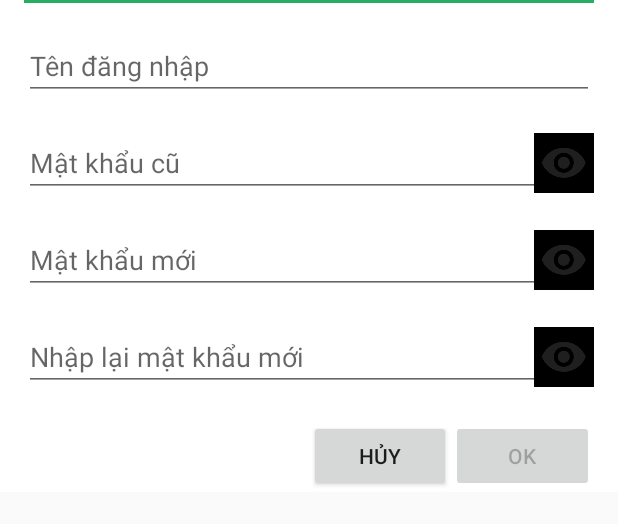
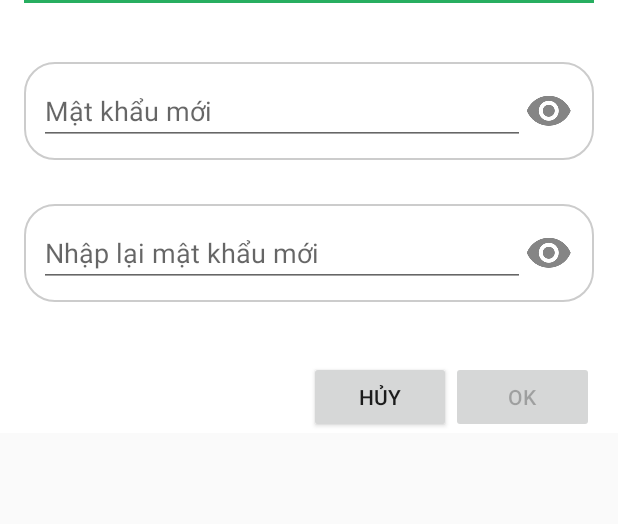
Before and after one commit to DITAGIS/DocSoTanHoa_android, an Android app: the layout layout_change_password.xml on its own in the app's theme, with its tools: preview values and no code run, on a phone screen of 412 x 824 dp. Shown: the top 524 px of the screen. Run offline under Robolectric (Android 15) with nearby library versions, the phone set to English and light mode, and no system bars.

Commit message:
layout changepassword, changepassword in mainactivity

```diff
--- a/app/src/main/java/com/ditagis/hcm/docsotanhoa/LoginActivity.java
+++ b/app/src/main/java/com/ditagis/hcm/docsotanhoa/LoginActivity.java
@@ -213,7 +213,7 @@ public class LoginActivity extends AppCompatActivity {
         int ky = calendar.get(Calendar.MONTH) + 1;
         int nam = calendar.get(Calendar.YEAR);
         int dot = Integer.parseInt(mDot);
-        new LayLoTrinh(LoginActivity.this, getLayoutInflater(), ky, nam, dot, mUsername, mStaffName);
+        new LayLoTrinh(LoginActivity.this, getLayoutInflater(), ky, nam, dot, mUsername, mStaffName, mPassword);
     }
 
     public boolean requestPermisson() {
--- a/app/src/main/res/layout/layout_change_password.xml
+++ b/app/src/main/res/layout/layout_change_password.xml
@@ -12,78 +12,10 @@
         android:layout_width="fill_parent"
         android:layout_height="2dip"
         android:background="@color/colorTextViewChangePassword_1" />
-    <!--Layout nhập tên đăng nhập-->
-    <LinearLayout
-        android:layout_width="match_parent"
-        android:layout_height="wrap_content"
-        android:layout_weight="0.5"
-        android:focusable="true"
-        android:focusableInTouchMode="true"
-        android:minHeight="25px"
-        android:minWidth="25px"
-        android:orientation="vertical">
-
-        <TextView
-            android:id="@+id/txt_changePw_userName"
-            android:layout_width="wrap_content"
-            android:layout_height="wrap_content"
-            android:text="Tên đăng nhập"
-            android:textColor="@color/colorTextViewChangePassword_1"
-            android:textStyle="bold"
-            android:visibility="invisible" />
-
-        <EditText
-            android:id="@+id/etxt_changePw_userName"
-            android:layout_width="match_parent"
-            android:layout_height="wrap_content"
-            android:layout_weight="2"
-            android:hint="Tên đăng nhập"
-            android:inputType="textPersonName"
-            android:nextFocusDown="@+id/txtPassword" />
-    </LinearLayout>
-    <!--Layout hiển thị icon password và password cũ-->
-    <LinearLayout
-        android:layout_width="match_parent"
-        android:layout_height="wrap_content"
-        android:layout_weight="0.5"
-        android:focusable="true"
-        android:focusableInTouchMode="true"
-        android:minHeight="25px"
-        android:minWidth="25px"
-        android:orientation="vertical">
-
-        <TextView
-            android:id="@+id/txt_changePw_oldPassword"
-            android:layout_width="wrap_content"
-            android:layout_height="wrap_content"
-            android:text="Mật khẩu cũ"
-            android:textColor="@color/colorTextViewChangePassword_1"
-            android:textStyle="bold"
-            android:visibility="invisible" />
-
-        <FrameLayout
-            android:layout_width="match_parent"
-            android:layout_height="wrap_content"
-            android:layout_weight="2">
-
-            <EditText
-                android:id="@+id/etxt_changePw_oldPw"
-                android:layout_width="match_parent"
-                android:layout_height="match_parent"
-                android:layout_weight="2"
-                android:hint="Mật khẩu cũ"
-                android:inputType="textPassword"
-                android:nextFocusDown="@+id/btnLogin" />
-
-            <ImageButton
-                android:id="@+id/imgBtn_changePassword_viewOldPassword"
-                android:layout_width="40dp"
-                android:layout_height="40dp"
-                android:layout_gravity="right|center_vertical"
-                android:background="@color/colorTextColor_1"
-                android:src="@drawable/un_view_password" />
-        </FrameLayout>
-    </LinearLayout>
+    <View
+        android:layout_width="fill_parent"
+        android:layout_height="10dip"
+        android:background="@color/colorBackground_1" />
     <!--Layout hiển thị icon password và password mới-->
     <LinearLayout
         android:layout_width="match_parent"
@@ -103,11 +35,15 @@
             android:textColor="@color/colorTextViewChangePassword_1"
             android:textStyle="bold"
             android:visibility="invisible" />
-
+        <View
+            android:layout_width="fill_parent"
+            android:layout_height="10dip"
+            android:background="@color/colorBackground_1" />
         <FrameLayout
             android:layout_width="match_parent"
             android:layout_height="wrap_content"
-            android:layout_weight="2">
+            android:layout_weight="2"
+            android:background="@drawable/layout_border">
 
             <EditText
                 android:id="@+id/etxt_changePw_NewPw"
@@ -123,10 +59,14 @@
                 android:layout_width="40dp"
                 android:layout_height="40dp"
                 android:layout_gravity="right|center_vertical"
-                android:background="@color/colorTextColor_1"
+                android:background="@color/colorBackground_1"
                 android:src="@drawable/un_view_password" />
         </FrameLayout>
     </LinearLayout>
+    <View
+        android:layout_width="fill_parent"
+        android:layout_height="10dip"
+        android:background="@color/colorBackground_1" />
     <!--Layout hiển thị icon password và password mới lại-->
     <LinearLayout
         android:layout_width="match_parent"
@@ -136,7 +76,8 @@
         android:focusableInTouchMode="true"
         android:minHeight="25px"
         android:minWidth="25px"
-        android:orientation="vertical">
+        android:orientation="vertical"
+        >
 
         <TextView
             android:id="@+id/txt_changePw_confirmPw"
@@ -146,11 +87,15 @@
             android:textColor="@color/colorTextViewChangePassword_1"
             android:textStyle="bold"
             android:visibility="invisible" />
-
+        <Space
+            android:layout_width="0dp"
+            android:layout_height="wrap_content"
+            android:layout_weight="1" />
         <FrameLayout
             android:layout_width="match_parent"
             android:layout_height="wrap_content"
-            android:layout_weight="2">
+            android:layout_weight="2"
+            android:background="@drawable/layout_border">
 
             <EditText
                 android:id="@+id/etxt_changePw_ConfirmPw"
@@ -166,10 +111,15 @@
                 android:layout_width="40dp"
                 android:layout_height="40dp"
                 android:layout_gravity="right|center_vertical"
-                android:background="@color/colorTextColor_1"
+                android:background="@color/colorBackground_1"
                 android:src="@drawable/un_view_password" />
         </FrameLayout>
 
+    </LinearLayout>
+    <View
+        android:layout_width="fill_parent"
+        android:layout_height="10dip"
+        android:background="@color/colorBackground_1" />
     <TextView
         android:id="@+id/txt_changePassword_Alert_NotCorrect"
         android:layout_width="wrap_content"
@@ -179,7 +129,10 @@
         android:textStyle="bold"
         android:layout_gravity="right"
         android:visibility="invisible"/>
-
+    <View
+        android:layout_width="fill_parent"
+        android:layout_height="10dip"
+        android:background="@color/colorBackground_1" />
     <LinearLayout
         android:layout_width="match_parent"
         android:layout_height="wrap_content"
@@ -206,5 +159,3 @@
             android:enabled="false"/>
     </LinearLayout>
 </LinearLayout>
-
-</LinearLayout>
--- a/app/src/main/res/values/strings.xml
+++ b/app/src/main/res/values/strings.xml
@@ -34,6 +34,7 @@
     <string name="login_with_saved_account">Đang đăng nhập với tài khoản trước...</string>
 
     <string name="extra_username">username</string>
+    <string name="extra_password">password</string>
     <string name="extra_staffname">staffname</string>
     <string name="extra_dot">dot</string>
 
```
Also changed, not shown: app/src/main/java/com/ditagis/hcm/docsotanhoa/LayLoTrinh.java (+5 -3 lines), app/src/main/java/com/ditagis/hcm/docsotanhoa/MainActivity.java (+9 -5 lines), app/src/main/java/com/ditagis/hcm/docsotanhoa/utities/ChangePassword.java (+167 -179 lines). Lines whose indentation alone changed are shown as unchanged.
